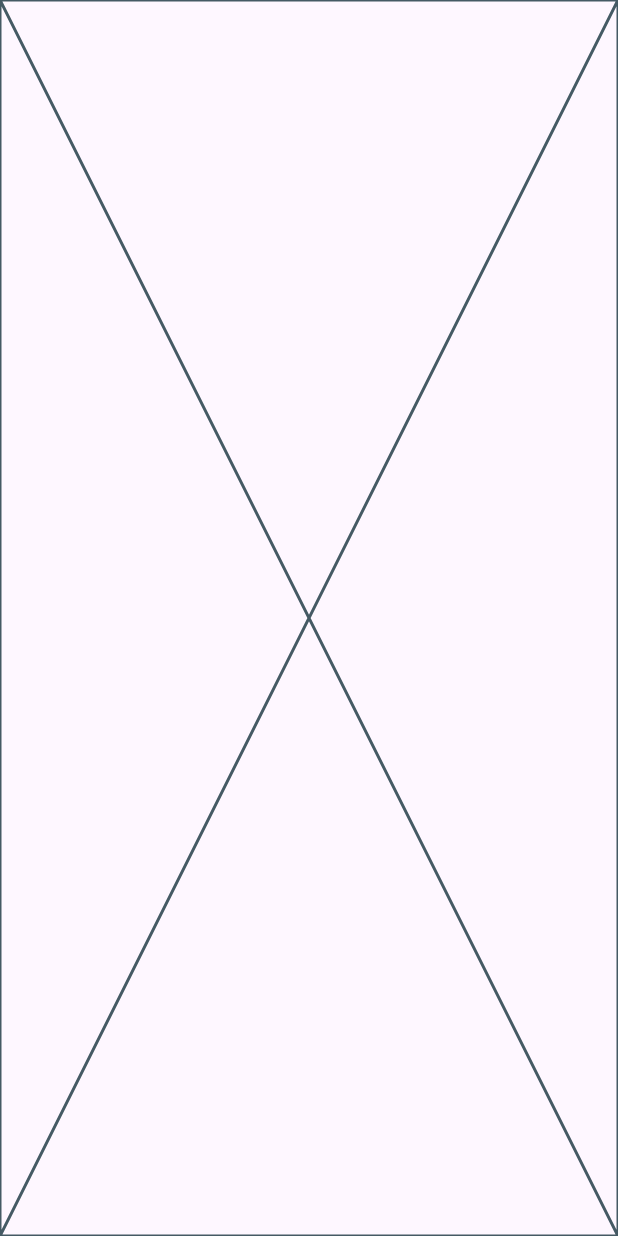
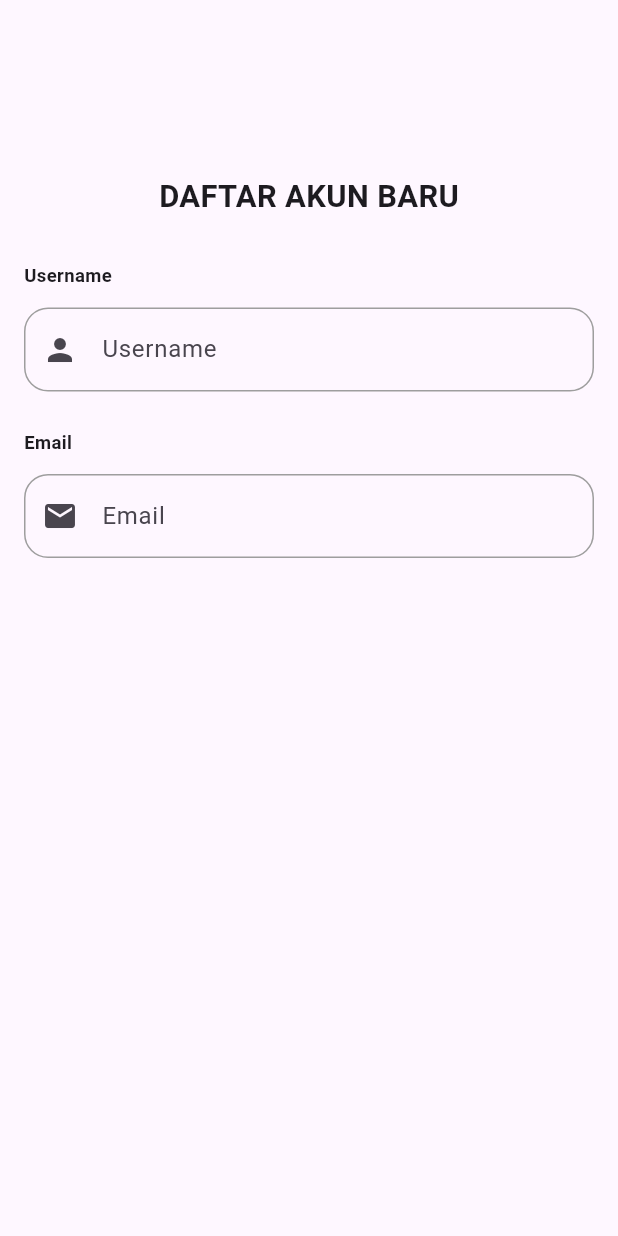
Before and after one commit to emzhran/TernakKenariAppRestAPI, a Flutter app: the RegisterScreen screen opened directly, on a phone screen of 412 x 824 dp. Run offline on Flutter 3.47's test engine with Material 3 defaults, Android fonts, the phone set to English and light mode, and no system bars; our stand-ins replace dartz, dropdown_button2, flutter_bloc, flutter_secure_storage; accounts and stored records are empty.

Commit message:
menambahkan text field untuk input username dan email

```diff
--- a/lib/presentation/auth/register_screen.dart
+++ b/lib/presentation/auth/register_screen.dart
@@ -1,3 +1,6 @@
+import 'package:canarytemplate/core/components/custom_text_field.dart';
+import 'package:canarytemplate/core/components/spaces.dart';
+import 'package:flutter/material.dart';
 import 'package:flutter/widgets.dart';
 
 class RegisterScreen extends StatefulWidget {
@@ -33,6 +36,48 @@ class _RegisterScreenState extends State<RegisterScreen> {
 
   @override
   Widget build(BuildContext context) {
-    return const Placeholder();
+    return Scaffold(
+      body: SingleChildScrollView(
+        child: Form(
+          key: _key,
+          child: Padding(
+            padding: const EdgeInsets.all(16.0),
+            child: Column(
+              mainAxisAlignment: MainAxisAlignment.center,
+              children: [
+                const SpaceHeight(100),
+                Text(
+                  'DAFTAR AKUN BARU',
+                  style: TextStyle(
+                    fontSize: MediaQuery.of(context).size.width * 0.05,
+                    fontWeight: FontWeight.bold,
+                  ),
+                ),
+                const SpaceHeight(30),
+                CustomTextField(
+                  validator: 'Username tidak boleh kosong',
+                  controller: namaController,
+                  label: 'Username',
+                  prefixIcon: Padding(
+                    padding: const EdgeInsets.all(8.0),
+                    child: Icon(Icons.person),
+                  ),
+                ),
+                const SpaceHeight(25),
+                CustomTextField(
+                  validator: 'Email tidak boleh kosong',
+                  controller: emailController,
+                  label: 'Email',
+                  prefixIcon: Padding(
+                    padding: const EdgeInsets.all(8.0),
+                    child: Icon(Icons.email),
+                  ),
+                ),
+              ],
+            ),
+          ),
+        ),
+      ),
+    );
   }
 }
```
